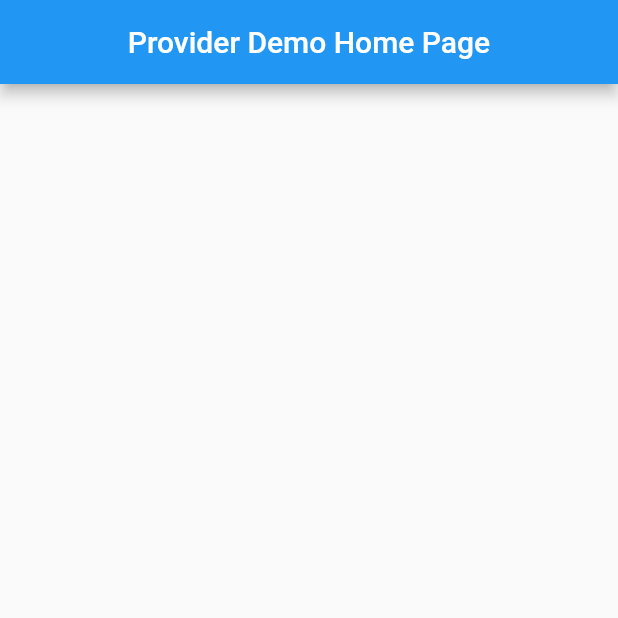
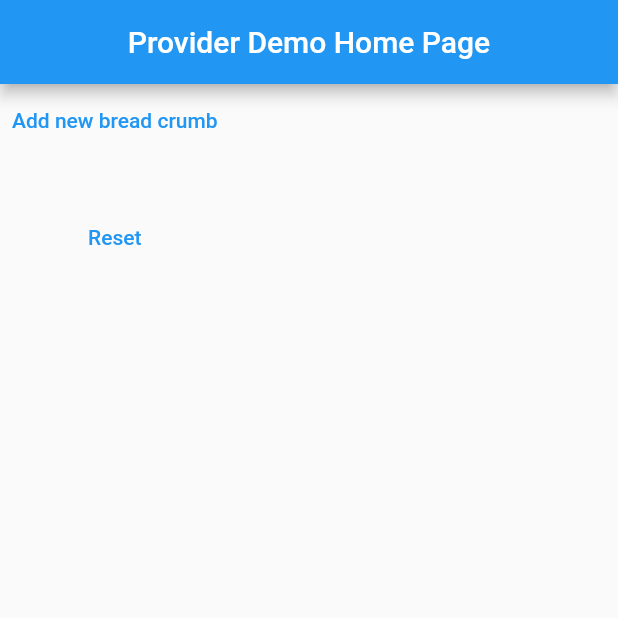
Before and after one commit to yussifm/flutter_statemangement_tuto, a Flutter app: the screen it shows after launch, on a phone screen of 412 x 824 dp, the top half of it. Run offline on Flutter 3.47's test engine with Material 2 defaults, Android fonts, the light colour scheme and no system bars; our stand-ins replace bloc, flutter_bloc.

Commit message:
provider state

```diff
--- a/provider_example/lib/main.dart
+++ b/provider_example/lib/main.dart
@@ -1,7 +1,11 @@
 import 'package:flutter/material.dart';
+import 'package:provider/provider.dart';
+import 'package:provider_example/bread_crumb_provider.dart';
+import 'package:provider_example/create_new_crumb.dart';
 
 void main() {
-  runApp(const MyApp());
+  runApp(ChangeNotifierProvider(
+      create: (context) => BreadCrumbProvider(), child: const MyApp()));
 }
 
 class MyApp extends StatelessWidget {
@@ -10,7 +14,7 @@ class MyApp extends StatelessWidget {
   @override
   Widget build(BuildContext context) {
     return MaterialApp(
-      title: 'Flutter Demo',
+      title: 'Provider State demo',
       theme: ThemeData(
         primarySwatch: Colors.blue,
       ),
@@ -36,6 +40,24 @@ class _MyHomePageState extends State<MyHomePage> {
         title: Text(widget.title),
         centerTitle: true,
       ),
+      body: Column(
+        children: [
+          TextButton(
+              onPressed: (() {
+                Navigator.of(context).push(MaterialPageRoute(
+                    builder: ((context) => const CreateNewCrumb())));
+              }),
+              child: const Text('Add new bread crumb')),
+          const SizedBox(
+            height: 30,
+          ),
+          TextButton(
+              onPressed: () {
+                context.read<BreadCrumbProvider>().reset();
+              },
+              child: const Text("Reset"))
+        ],
+      ),
     );
   }
 }
```
Also changed, not shown: provider_example/lib/create_new_crumb.dart (added, +43 -0 lines).
